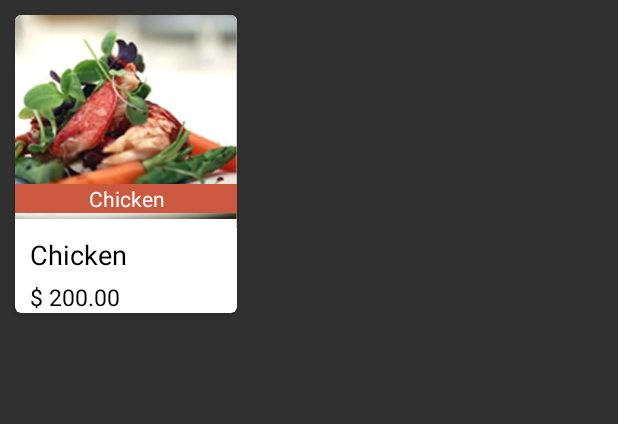
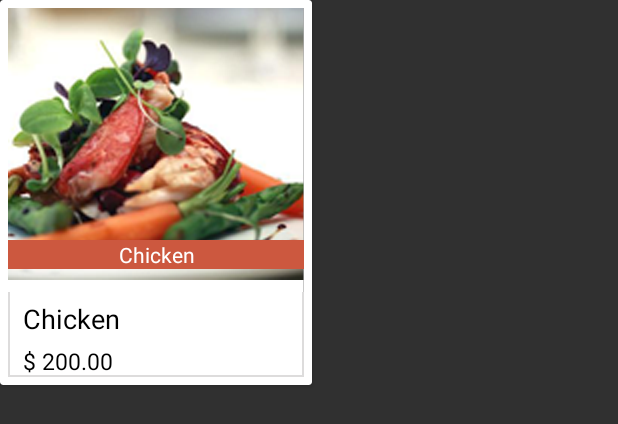
Before and after one commit to Brain-Technosys/QZERO, an Android app: the layout item_category.xml on its own in the app's theme, with its tools: preview values and no code run, on a phone screen of 412 x 824 dp. Shown: the top 424 px of the screen. Run offline under Robolectric (Android 15) with nearby library versions, the phone set to English and light mode, and no system bars.

Commit message:
outlet item changed

```diff
--- a/app/build.gradle
+++ b/app/build.gradle
@@ -26,4 +26,5 @@ dependencies {
     compile 'com.android.support:cardview-v7:22.2.0'
     compile 'com.android.support:design:22.2.0'
     compile 'com.android.support:recyclerview-v7:22.2.0'
+    compile 'com.squareup.picasso:picasso:2.3.2'
 }
--- a/app/src/main/AndroidManifest.xml
+++ b/app/src/main/AndroidManifest.xml
@@ -62,7 +62,8 @@
         </activity>
         <activity
             android:name=".Outlet.Activities.OutletCategoryActivity"
-            android:label="@string/title_activity_outlet_catogery" >
+            android:label="@string/title_activity_outlet_catogery"
+            android:screenOrientation="portrait">
         </activity>
     </application>
 
--- a/app/src/main/java/com/example/qzero/CommonFiles/RequestResponse/Const.java
+++ b/app/src/main/java/com/example/qzero/CommonFiles/RequestResponse/Const.java
@@ -71,6 +71,7 @@ public class Const {
     public static String TAG_OUTLET_ACTIVE = "isActive";
 
     //Initialize item variables
+    public static String TAG_CAT_IETM_NAME = "name";
     public static String TAG_PRICE = "price";
     public static String TAG_DESC = "description";
     public static String TAG_IMAGE = "image";
--- /dev/null
+++ b/app/src/main/res/drawable/item_border.xml
@@ -0,0 +1,24 @@
+<?xml version="1.0" encoding="utf-8"?>
+<shape
+    xmlns:android="http://schemas.android.com/apk/res/android"
+    android:shape="rectangle">
+
+    <!-- view background color -->
+    <solid
+        android:color="#FFFFFF" >
+    </solid>
+
+    <!-- view border color and width -->
+    <stroke
+        android:width="1dp"
+        android:color="#DDDCDC" >
+    </stroke>
+
+    <!-- If you want to add some padding -->
+    <!--<padding
+        android:left="4dp"
+        android:top="4dp"
+        android:right="4dp"
+        android:bottom="4dp"    >
+    </padding>-->
+</shape>
--- a/app/src/main/res/layout/item_category.xml
+++ b/app/src/main/res/layout/item_category.xml
@@ -3,30 +3,31 @@
 <android.support.v7.widget.CardView xmlns:android="http://schemas.android.com/apk/res/android"
     xmlns:card_view="http://schemas.android.com/apk/res-auto"
     android:layout_width="wrap_content"
-    card_view:cardCornerRadius="4dp"
-    android:layout_margin="10dp"
     android:layout_height="wrap_content"
     card_view:cardBackgroundColor="@android:color/white">
+
     <RelativeLayout
-        android:id="@+id/cat_outlet"
+        android:id="@+id/relLayItem"
         android:layout_width="match_parent"
         android:layout_height="wrap_content"
-
+        android:layout_marginLeft="5dp"
+        android:layout_marginRight="5dp"
+        android:layout_marginTop="5dp"
+        android:layout_marginBottom="5dp"
+        android:background="@drawable/item_border"
         android:orientation="vertical">
 
         <FrameLayout
             android:id="@+id/layout_strip"
             android:layout_width="wrap_content"
-            android:layout_height="wrap_content"
-
-            >
+            android:layout_height="wrap_content">
 
             <ImageView
-                android:id="@+id/outletImage"
+                android:id="@+id/imgViewItem"
                 android:layout_width="wrap_content"
                 android:layout_height="wrap_content"
                 android:background="@android:color/darker_gray"
-                android:src="@drawable/food1"
+                android:src="@drawable/q2x"
                 android:scaleType="centerCrop"/>
 
             <TextView
@@ -34,7 +35,7 @@
                 android:layout_width="match_parent"
                 android:layout_height="wrap_content"
                 android:text="Chicken"
-                android:layout_marginBottom="10dp"
+                android:layout_marginBottom="15dp"
                 android:layout_gravity="bottom"
                 android:gravity="center_horizontal"
                 android:background="@color/oulet_image_strip"
@@ -42,7 +43,7 @@
         </FrameLayout>
 
         <TextView
-            android:id="@+id/txtOutletItemTitle"
+            android:id="@+id/txtViewItemName"
             android:layout_width="wrap_content"
             android:layout_height="wrap_content"
             android:layout_marginTop="5dp"
@@ -54,10 +55,11 @@
             android:textSize="18sp" />
 
         <TextView
+            android:id="@+id/txtViewItemPrice"
             android:layout_width="wrap_content"
             android:layout_height="wrap_content"
             android:layout_marginTop="5dp"
-            android:layout_below="@+id/txtOutletItemTitle"
+            android:layout_below="@+id/txtViewItemName"
             android:layout_marginLeft="10dp"
             android:gravity="left"
             android:text="$ 200.00"
```
Also changed, not shown: app/src/main/java/com/example/qzero/Outlet/Activities/OutletActivity.java (+5 -4 lines), app/src/main/java/com/example/qzero/Outlet/Activities/OutletCategoryActivity.java (+46 -4 lines), app/src/main/res/layout/activity_outlet_category.xml (+6 -3 lines), app/src/main/res/drawable-hdpi/q2x.png (added).
